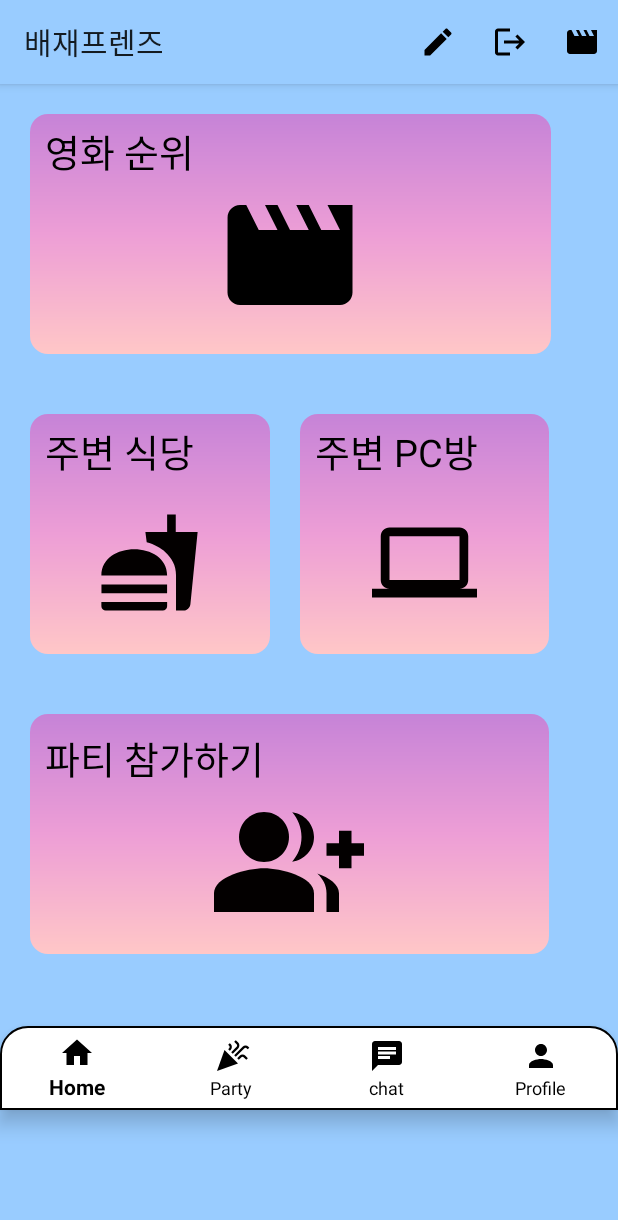
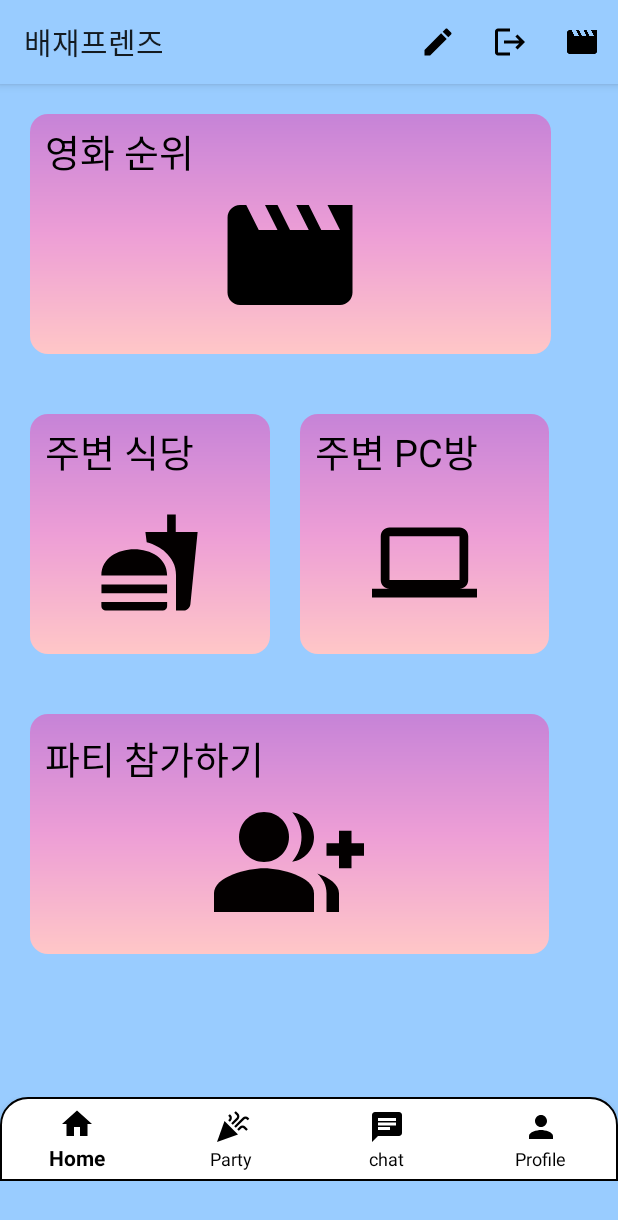
Before and after one commit to GYUWON-CHOI/paichai_freinds, an Android app: the HomeActivity screen opened directly, with no data from a screen before it, on a phone screen of 412 x 824 dp. Shown: the top 1220 px of the screen. Run offline under Robolectric (Android 15) with nearby library versions, the phone set to English and light mode, and no system bars; our stand-ins replace Firebase (no records; nobody signed in at launch, a user with empty details on screens opened directly).

Commit message:
정욱 최종(진)

```diff
--- a/app/src/main/java/com/example/myapplication/Frag3Activity.java
+++ b/app/src/main/java/com/example/myapplication/Frag3Activity.java
@@ -29,8 +29,11 @@ public class Frag3Activity extends AppCompatActivity {
                     startActivity(chat);
                     break;
                 case R.id.menu_home:
-                    Intent home = new Intent(getApplicationContext(), MainActivity.class);
+                    Intent home = new Intent(getApplicationContext(), HomeActivity.class);
                     startActivity(home);
+                    break;
+                case R.id.menu_party:
+                    Intent party = new Intent(getApplicationContext(),MainActivity.class);
                     break;
                 case R.id.menu_profile:
                     // 이미 현재 액티비티이므로 따로 이동할 필요 없음
--- a/app/src/main/java/com/example/myapplication/PasswordChangeActivity.java
+++ b/app/src/main/java/com/example/myapplication/PasswordChangeActivity.java
@@ -41,8 +41,11 @@ public class PasswordChangeActivity extends AppCompatActivity {
                     startActivity(chat);
                     break;
                 case R.id.menu_home:
-                    Intent home = new Intent(getApplicationContext(), MainActivity.class);
+                    Intent home = new Intent(getApplicationContext(), HomeActivity.class);
                     startActivity(home);
+                    break;
+                case R.id.menu_party:
+                    Intent party = new Intent(getApplicationContext(),MainActivity.class);
                     break;
                 case R.id.menu_profile:
                     Intent profile = new Intent(getApplicationContext(), Frag3Activity.class);
--- a/app/src/main/res/layout/activity_home.xml
+++ b/app/src/main/res/layout/activity_home.xml
@@ -103,7 +103,7 @@
 
     <LinearLayout
         android:layout_width="wrap_content"
-        android:layout_height="228dp"
+        android:layout_height="245dp"
         android:orientation="horizontal"
         android:padding="20dp">
 
@@ -133,20 +133,24 @@
         </LinearLayout>
 
     </LinearLayout>
-
+<LinearLayout
+    android:layout_width="match_parent"
+    android:layout_height="wrap_content"
+    android:orientation="vertical"
+    android:layout_marginTop="30dp">
     <com.google.android.material.bottomnavigation.BottomNavigationView
         android:id="@+id/bottomNavi_main"
         android:layout_width="match_parent"
         android:layout_height="wrap_content"
         android:background="@drawable/bottomnavi_coner"
+        app:itemIconTint="@color/black"
+        app:itemTextColor="@color/black"
         app:labelVisibilityMode="labeled"
         app:layout_constraintBottom_toBottomOf="parent"
         app:layout_constraintEnd_toEndOf="parent"
         app:layout_constraintHorizontal_bias="0.0"
         app:layout_constraintStart_toStartOf="parent"
-        app:menu="@menu/bottom_menu"
-        app:itemIconTint="@color/black"
-        app:itemTextColor="@color/black"/>
-
+        app:menu="@menu/bottom_menu" />
+</LinearLayout>
 
 </LinearLayout>
--- a/app/src/main/res/layout/frag3.xml
+++ b/app/src/main/res/layout/frag3.xml
@@ -47,7 +47,7 @@
             android:background="@drawable/coner"
             android:onClick="onProfileButtonClick"
             android:text="프로필 관리"
-            android:textAlignment="center"
+                                               android:textAlignment="center"
             app:layout_constraintEnd_toEndOf="parent"
             app:layout_constraintStart_toStartOf="parent"
             app:layout_constraintTop_toBottomOf="@id/nickname" />
```
Also changed, not shown: app/src/main/java/com/example/myapplication/NickMessageChangeActivity.java (+26 -1 lines), app/src/main/res/layout/chang_nick_message.xml (+4 -3 lines), app/src/main/res/layout/info_password.xml (+7 -6 lines).
